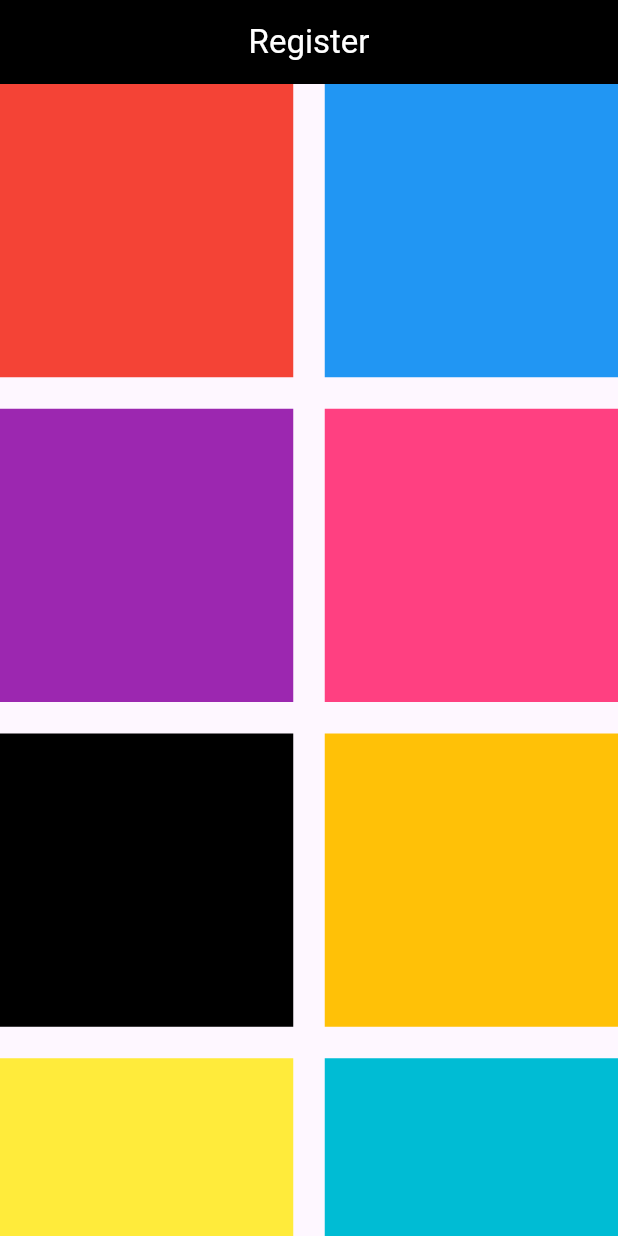
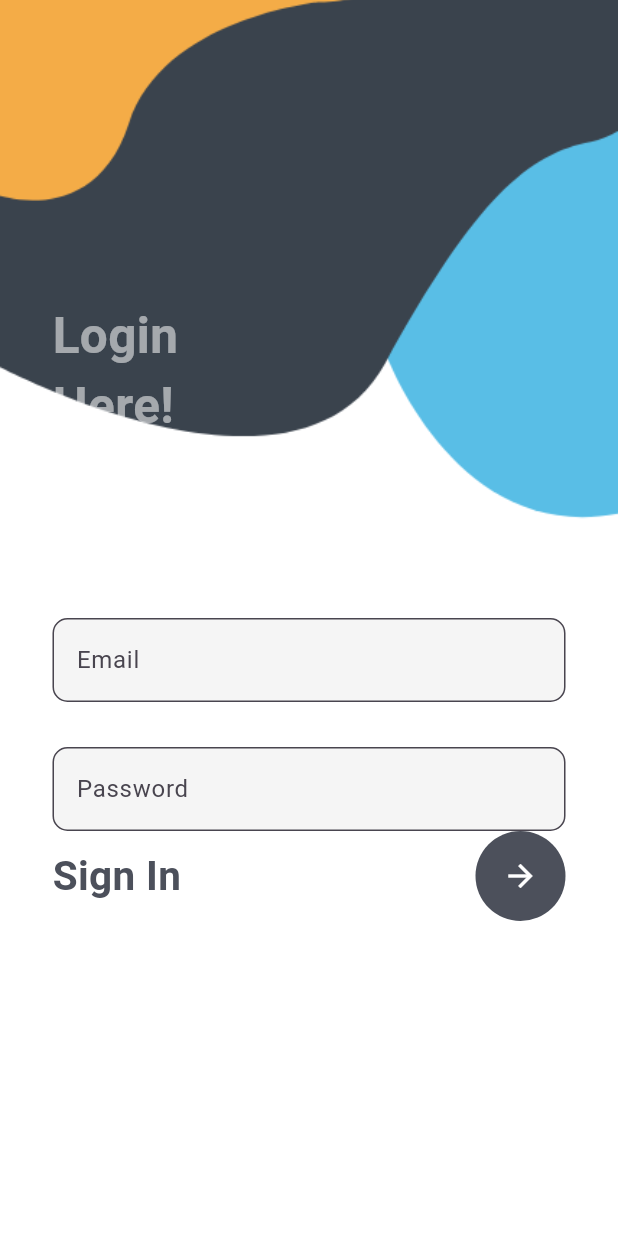
Before and after one commit to Piyushsethiya/flutter-tutorial, a Flutter app: the screen it shows after launch, on a phone screen of 412 x 824 dp. Run offline on Flutter 3.47's test engine with Material 3 defaults, Android fonts, the phone set to English and light mode, and no system bars; missing offline and left inert: dart:ffi.

Commit message:
start work login 18:30

```diff
--- /dev/null
+++ b/lib/login_pro.dart
@@ -0,0 +1,91 @@
+import 'package:flutter/material.dart';
+
+class Mylogin extends StatefulWidget {
+  const Mylogin({super.key});
+
+  @override
+  State<Mylogin> createState() => _MyloginState();
+}
+
+class _MyloginState extends State<Mylogin> {
+  @override
+  Widget build(BuildContext context) {
+    return Container(
+      decoration: BoxDecoration(
+        image: DecorationImage(
+          image: AssetImage('assets/images/login.png'),
+          fit: BoxFit.cover
+        )
+      ),
+      child: Scaffold(
+        backgroundColor: Colors.transparent,
+        body: Stack(
+          children: [
+            Container(
+              child: Padding(
+                padding: const EdgeInsets.only(left: 35,top: 200),
+                child: Text('Login\nHere!', style: TextStyle(color: Colors.white54, fontSize: 33,fontWeight: FontWeight.bold),),
+              ),
+            ),
+            SingleChildScrollView(
+              child: Container(
+                padding: EdgeInsets.only(top: MediaQuery.of(context).size.height*0.5, right: 35, left: 35),
+                child: Column(
+                  children: [
+                    TextField(
+                      decoration: InputDecoration(
+                        fillColor: Colors.grey.shade100,
+                        filled: true,
+                        hintText: 'Email',
+                        border: OutlineInputBorder(
+                          borderRadius: BorderRadius.circular(10)
+                        ),
+                      ),
+                    ),
+                    SizedBox(
+                      height: 30,
+                    ),
+                    TextField(
+                      obscureText: true,
+                      decoration: InputDecoration(
+                        fillColor: Colors.grey.shade100,
+                        filled: true,
+                        hintText: 'Password',
+                        border: OutlineInputBorder(
+                          borderRadius: BorderRadius.circular(10),
+                        ),
+                      ),
+                    ),
+                    // Padding(
+                    //   padding: const EdgeInsets.only(left: 300, top: 30, ),
+                    //   child: Container(
+                    //     color: Colors.green,
+                    //     child: TextButton(onPressed: (){
+                    //       print('login successful');
+                    //     }, child: Text('Login', style: TextStyle(color: Colors.black,fontSize: 21),),),
+                    //   ),
+                    // )
+                    Row(
+                      mainAxisAlignment: MainAxisAlignment.spaceBetween,
+                      children: [
+                        Text('Sign In',style: TextStyle(color: Color(0xff4c505b), fontSize: 27,fontWeight: FontWeight.w700),),
+                        CircleAvatar(
+                          radius: 30,
+                          backgroundColor: Color(0xff4c505b),
+                          child: IconButton(
+                            color: Colors.white,
+                            onPressed: (){},
+                            icon: Icon(Icons.arrow_forward),
+                          ),
+                        )
+                      ],
+                    )
+                  ],),
+
+              ),
+            ),
+          ]),
+      ),
+    );
+  }
+}
--- a/lib/main.dart
+++ b/lib/main.dart
@@ -4,6 +4,7 @@ import 'dart:ffi';
 
 import 'package:flutter/cupertino.dart';
 import 'package:flutter/material.dart';
+import 'package:learn/login_pro.dart';
 import 'package:intl/intl.dart';
 
 void main(){
@@ -14,11 +15,12 @@ class DemoApp extends StatelessWidget{
   @override
   Widget build(BuildContext context){
     return MaterialApp(
+      initialRoute : 'login',
+      routes: {'login': (context) => Mylogin()},
       title: "main working",
       debugShowCheckedModeBanner: false,
       theme: ThemeData(
           primarySwatch: Colors.green
-
       ),
       home: DashBoardScreen(),
     );
```
Also changed, not shown: assets/images/login.png (added), assets/images/register.png (added), pubspec.lock.
